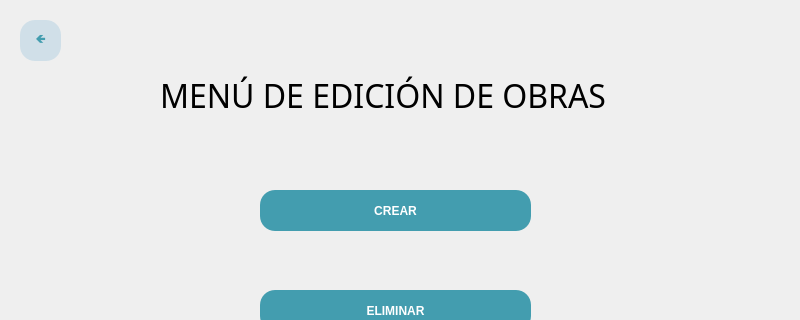
Old version of the form src/vista/ui/MenuEdicionObras.ui in the repository eperec03/museo; both pictures show x 0 to 800 and y 0 to 320 of the 800 by 600 pixel window.
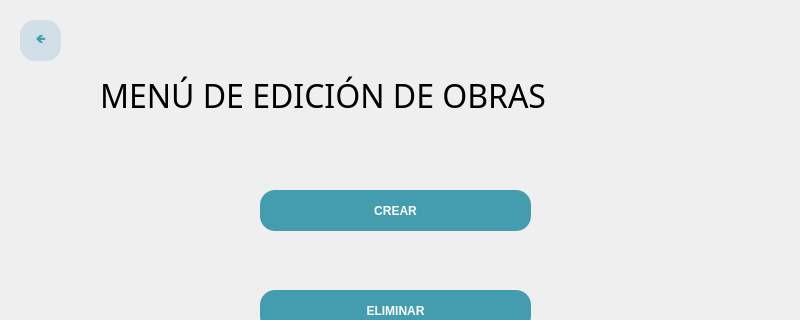
New version of the form.

Patch:
```diff
--- a/src/vista/ui/MenuEdicionObras.ui
+++ b/src/vista/ui/MenuEdicionObras.ui
@@ -212,9 +212,9 @@
    <widget class="QLabel" name="Titulo">
     <property name="geometry">
      <rect>
-      <x>160</x>
+      <x>100</x>
       <y>50</y>
-      <width>491</width>
+      <width>601</width>
       <height>91</height>
      </rect>
     </property>
```
Left out of the diff: 112 changed lines with no effect on the pictures.
